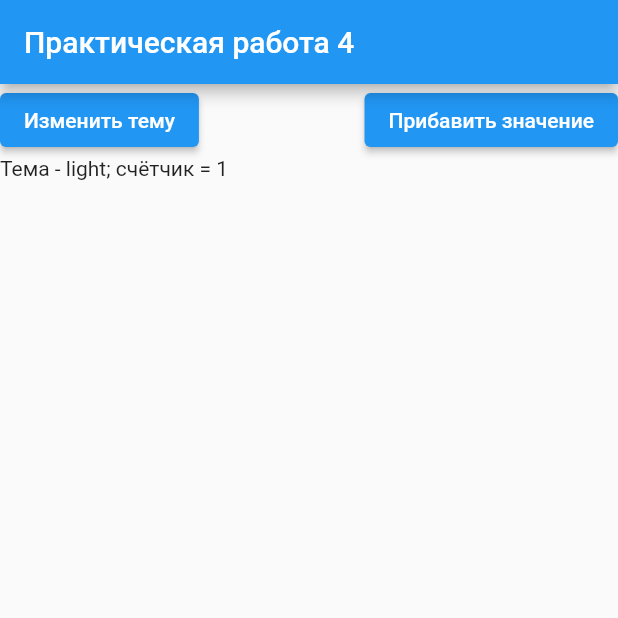
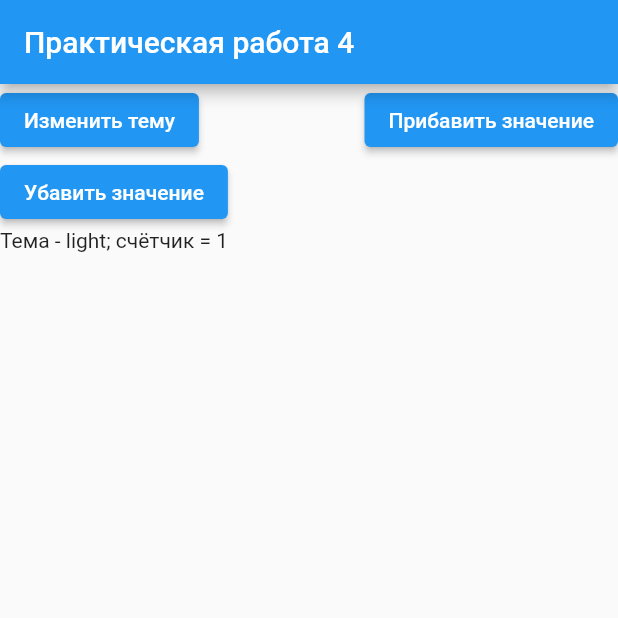
Before and after one commit to MrAlekseyMr/flutter_application_4, a Flutter app: the screen it shows after launch, after a tap on "Прибавить значение", on a phone screen of 412 x 824 dp, the top half of it. Run offline on Flutter 3.47's test engine with Material 2 defaults, Android fonts, the phone set to English and light mode, and no system bars; our stand-ins replace bloc, flutter_bloc.

Commit message:
добавлено вычитание из значения

```diff
--- a/lib/cubit/change_them_counter_cubit.dart
+++ b/lib/cubit/change_them_counter_cubit.dart
@@ -7,8 +7,8 @@ part 'change_them_counter_state.dart';
 class ChangeThemCounter extends Cubit<ChangeThemCounterState> {
   ChangeThemCounter() : super(ChangeThemCounterInitial());
 
-  void countheme(ThemeMode themeMode) {
-    emit(ThemeCounted(nowTheme: themeMode));
+  void countheme(ThemeMode themeMode, bool what) {
+    emit(ThemeCounted(nowTheme: themeMode, what: what));
   }
 
   void changeTheme(ThemeMode themeMode) {
--- a/lib/cubit/change_them_counter_state.dart
+++ b/lib/cubit/change_them_counter_state.dart
@@ -14,13 +14,21 @@ class ThemeChanged extends ChangeThemCounterState {
 
 class ThemeCounted extends ChangeThemCounterState {
   late int add;
+  bool what;
   ThemeMode nowTheme;
   ThemeCounted({
     required this.nowTheme,
+    required this.what,
   }) {
-    if (nowTheme == ThemeMode.dark)
+    if (nowTheme == ThemeMode.dark) if (what) {
       add = 2;
-    else
+    } else {
+      add = -2;
+    }
+    else if (what) {
       add = 1;
+    } else {
+      add = -1;
+    }
   }
 }
--- a/lib/main.dart
+++ b/lib/main.dart
@@ -53,6 +53,12 @@ class body extends StatefulWidget {
   State<body> createState() => _bodyState();
 }
 
+// ElevatedButton(
+//     onPressed: () => context.read<ChangeThemCounter>().countheme(
+//         Theme.of(context).brightness == Brightness.light
+//             ? ThemeMode.light
+//             : ThemeMode.dark),
+//     child: Text("Прибавить значение")),
 class _bodyState extends State<body> {
   int nowValue = 0;
   List<String> nowValues = [];
@@ -71,11 +77,28 @@ class _bodyState extends State<body> {
                         : ThemeMode.light),
                 child: Text("Изменить тему")),
             ElevatedButton(
-                onPressed: () => context.read<ChangeThemCounter>().countheme(
-                    Theme.of(context).brightness == Brightness.light
-                        ? ThemeMode.light
-                        : ThemeMode.dark),
+                onPressed: () {
+                  context.read<ChangeThemCounter>().countheme(
+                      Theme.of(context).brightness == Brightness.light
+                          ? ThemeMode.light
+                          : ThemeMode.dark,
+                      true);
+                },
                 child: Text("Прибавить значение")),
+          ],
+        ),
+        Row(
+          mainAxisAlignment: MainAxisAlignment.spaceBetween,
+          children: [
+            ElevatedButton(
+                onPressed: () {
+                  context.read<ChangeThemCounter>().countheme(
+                      Theme.of(context).brightness == Brightness.light
+                          ? ThemeMode.light
+                          : ThemeMode.dark,
+                      false);
+                },
+                child: Text("Убавить значение")),
           ],
         ),
         BlocListener<ChangeThemCounter, ChangeThemCounterState>(
```
